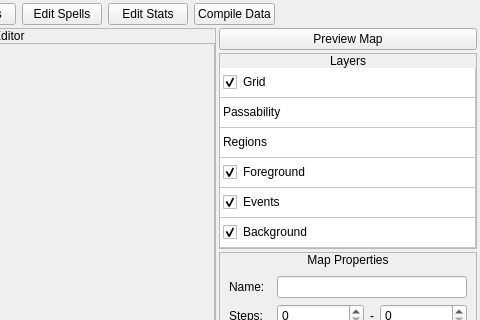
tuxinator2009/PreludeToADream-Pokitto, file editor/src/mainwindow.ui: the form before one commit; both pictures show x 580 to 1060 and y 0 to 320 of the 1060 by 773 pixel window.
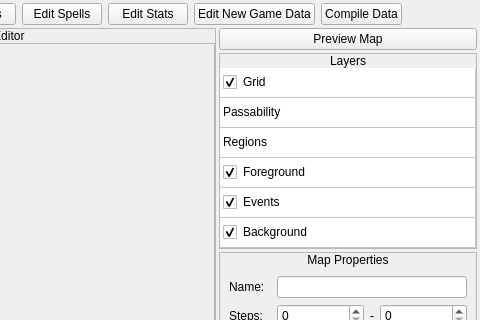
The form after the commit. Icons and pictures are not drawn. Custom widgets are drawn as their Qt base class.

Commit message: Added ability to edit starting location and default name from within editor. Added some notes to certain events to make them easier to understand.

What changed in the file:
```diff
--- a/editor/src/mainwindow.ui
+++ b/editor/src/mainwindow.ui
@@ -171,6 +171,13 @@
          </property>
         </widget>
        </item>
+       <item>
+        <widget class="QPushButton" name="btnEditNewGameData">
+         <property name="text">
+          <string>Edit New Game Data</string>
+         </property>
+        </widget>
+       </item>
        <item>
         <widget class="QPushButton" name="btnCompileData">
          <property name="sizePolicy">
```
The commit also changes 22 other files.
